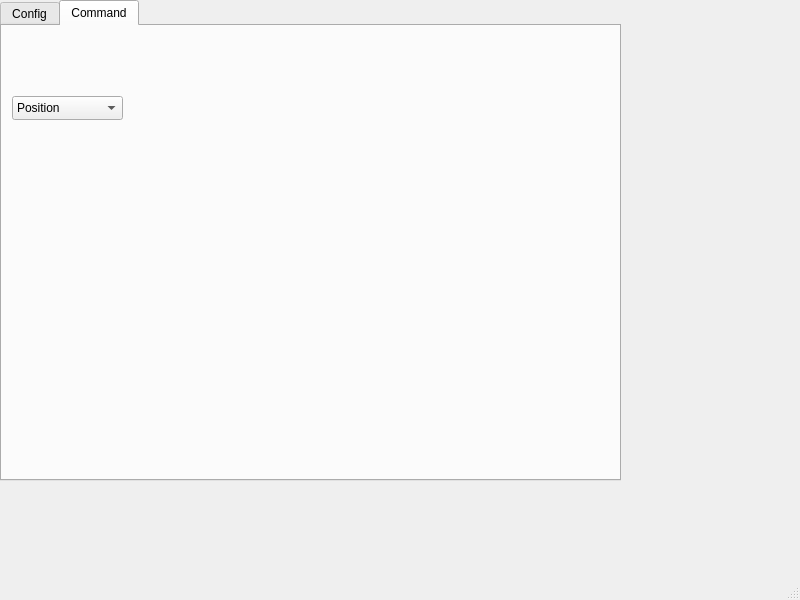
Old version of the form ui/mainwindow.ui in the repository huigang39/FSA_Tool.
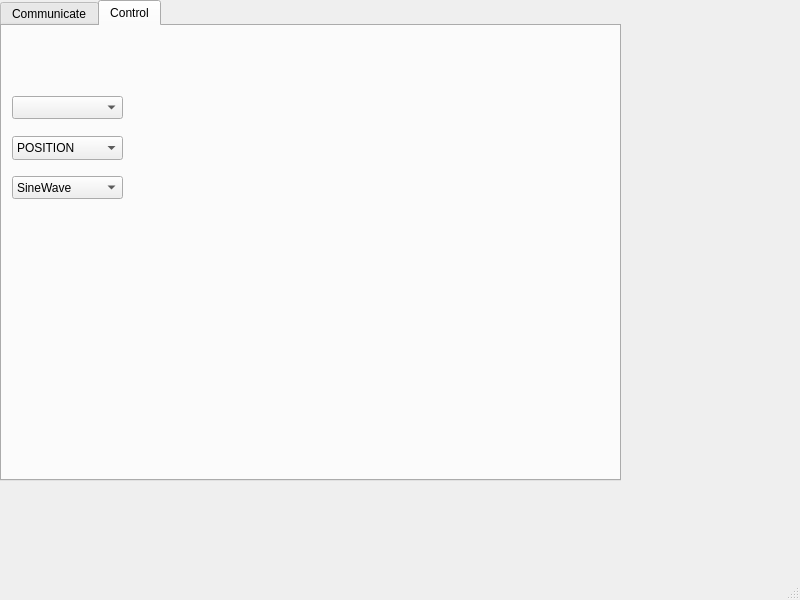
New version of the form.

Diff of the .ui file:
```diff
--- a/ui/mainwindow.ui
+++ b/ui/mainwindow.ui
@@ -28,25 +28,25 @@
                 </property>
                 <widget class="QWidget" name="tab_config">
                     <attribute name="title">
-                        <string>Config</string>
+                        <string>Communicate</string>
                     </attribute>
                 </widget>
                 <widget class="QWidget" name="tab_command">
                     <attribute name="title">
-                        <string>Command</string>
+                        <string>Control</string>
                     </attribute>
                     <widget class="QComboBox" name="comboBox_controlMode">
                         <property name="geometry">
                             <rect>
                                 <x>10</x>
-                                <y>70</y>
+                                <y>110</y>
                                 <width>111</width>
                                 <height>24</height>
                             </rect>
                         </property>
                         <item>
                             <property name="text">
-                                <string>Position</string>
+                                <string>POSITION</string>
                             </property>
                         </item>
                         <item>
@@ -64,9 +64,34 @@
                                 <string>PD</string>
                             </property>
                         </item>
+                    </widget>
+                    <widget class="QComboBox" name="comboBox_ipList">
+                        <property name="geometry">
+                            <rect>
+                                <x>10</x>
+                                <y>70</y>
+                                <width>111</width>
+                                <height>23</height>
+                            </rect>
+                        </property>
+                    </widget>
+                    <widget class="QComboBox" name="comboBox_functionMode">
+                        <property name="geometry">
+                            <rect>
+                                <x>10</x>
+                                <y>150</y>
+                                <width>111</width>
+                                <height>23</height>
+                            </rect>
+                        </property>
                         <item>
                             <property name="text">
-                                <string>BandWith</string>
+                                <string>SineWave</string>
+                            </property>
+                        </item>
+                        <item>
+                            <property name="text">
+                                <string>BandWidth</string>
                             </property>
                         </item>
                     </widget>
```
Left out of the diff: 6 changed lines with no effect on the pictures.
